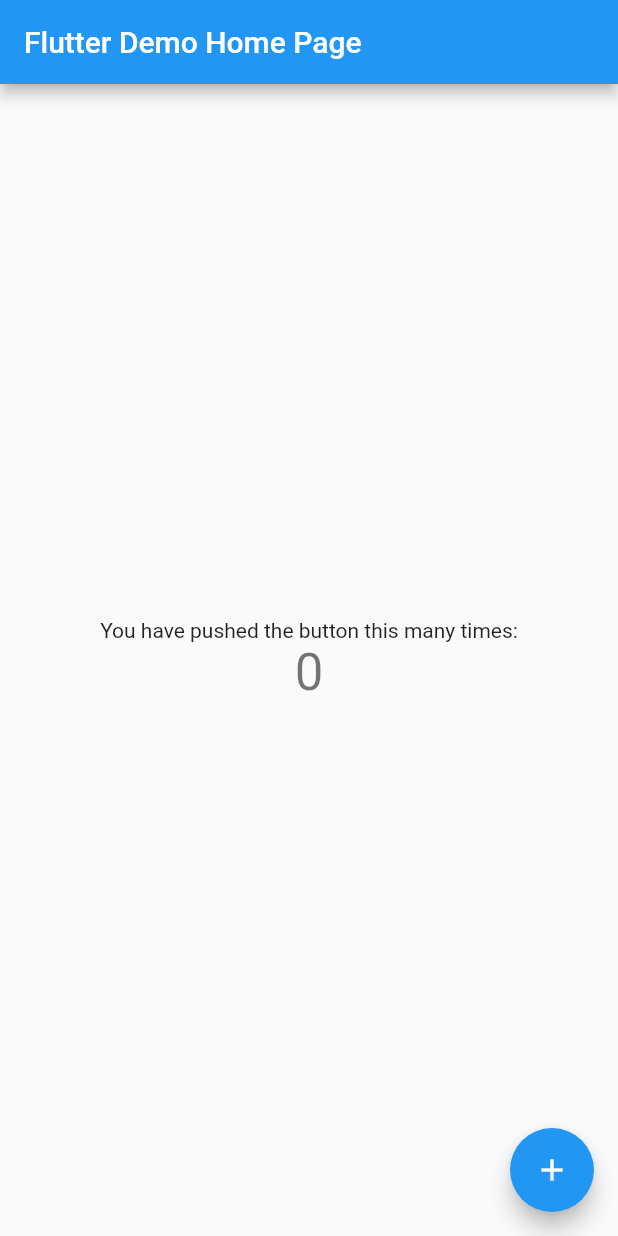
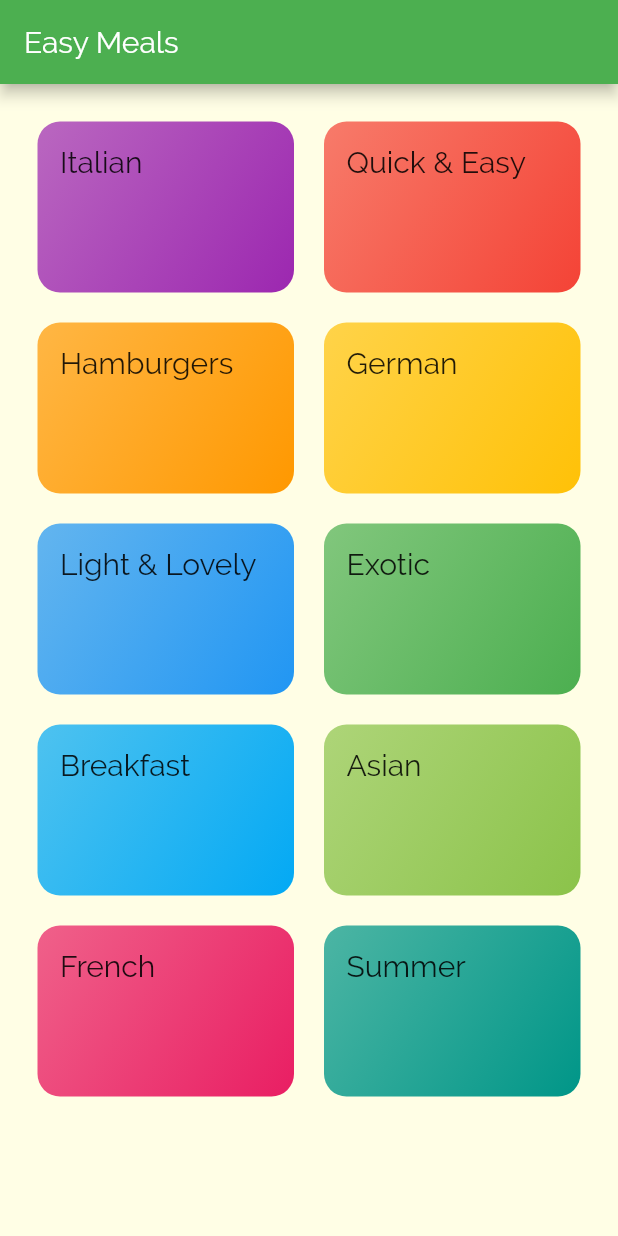
Before and after one commit to dim-sen/easy-meals, a Flutter app: the screen it shows after launch, on a phone screen of 412 x 824 dp. Run offline on Flutter 3.47's test engine with Material 2 defaults, Android fonts, the light colour scheme and no system bars.

Commit message:
GridView and Styling

```diff
--- a/lib/main.dart
+++ b/lib/main.dart
@@ -1,115 +1,23 @@
 import 'package:flutter/material.dart';
+import '../screens/categories_screen.dart';
 
 void main() {
-  runApp(const MyApp());
+  runApp(MyApp());
 }
 
 class MyApp extends StatelessWidget {
-  const MyApp({Key? key}) : super(key: key);
 
-  // This widget is the root of your application.
   @override
   Widget build(BuildContext context) {
     return MaterialApp(
       title: 'Flutter Demo',
       theme: ThemeData(
-        // This is the theme of your application.
-        //
-        // Try running your application with "flutter run". You'll see the
-        // application has a blue toolbar. Then, without quitting the app, try
-        // changing the primarySwatch below to Colors.green and then invoke
-        // "hot reload" (press "r" in the console where you ran "flutter run",
-        // or simply save your changes to "hot reload" in a Flutter IDE).
-        // Notice that the counter didn't reset back to zero; the application
-        // is not restarted.
-        primarySwatch: Colors.blue,
+        primarySwatch: Colors.green,
+        accentColor: Colors.lightGreen,
+        canvasColor: Color.fromRGBO(255, 254, 229, 1),
+        fontFamily: 'Raleway',
       ),
-      home: const MyHomePage(title: 'Flutter Demo Home Page'),
+      home: CategoriesScreen(),
     );
   }
 }
-
-class MyHomePage extends StatefulWidget {
-  const MyHomePage({Key? key, required this.title}) : super(key: key);
-
-  // This widget is the home page of your application. It is stateful, meaning
-  // that it has a State object (defined below) that contains fields that affect
-  // how it looks.
-
-  // This class is the configuration for the state. It holds the values (in this
-  // case the title) provided by the parent (in this case the App widget) and
-  // used by the build method of the State. Fields in a Widget subclass are
-  // always marked "final".
-
-  final String title;
-
-  @override
-  State<MyHomePage> createState() => _MyHomePageState();
-}
-
-class _MyHomePageState extends State<MyHomePage> {
-  int _counter = 0;
-
-  void _incrementCounter() {
-    setState(() {
-      // This call to setState tells the Flutter framework that something has
-      // changed in this State, which causes it to rerun the build method below
-      // so that the display can reflect the updated values. If we changed
-      // _counter without calling setState(), then the build method would not be
-      // called again, and so nothing would appear to happen.
-      _counter++;
-    });
-  }
-
-  @override
-  Widget build(BuildContext context) {
-    // This method is rerun every time setState is called, for instance as done
-    // by the _incrementCounter method above.
-    //
-    // The Flutter framework has been optimized to make rerunning build methods
-    // fast, so that you can just rebuild anything that needs updating rather
-    // than having to individually change instances of widgets.
-    return Scaffold(
-      appBar: AppBar(
-        // Here we take the value from the MyHomePage object that was created by
-        // the App.build method, and use it to set our appbar title.
-        title: Text(widget.title),
-      ),
-      body: Center(
-        // Center is a layout widget. It takes a single child and positions it
-        // in the middle of the parent.
-        child: Column(
-          // Column is also a layout widget. It takes a list of children and
-          // arranges them vertically. By default, it sizes itself to fit its
-          // children horizontally, and tries to be as tall as its parent.
-          //
-          // Invoke "debug painting" (press "p" in the console, choose the
-          // "Toggle Debug Paint" action from the Flutter Inspector in Android
-          // Studio, or the "Toggle Debug Paint" command in Visual Studio Code)
-          // to see the wireframe for each widget.
-          //
-          // Column has various properties to control how it sizes itself and
-          // how it positions its children. Here we use mainAxisAlignment to
-          // center the children vertically; the main axis here is the vertical
-          // axis because Columns are vertical (the cross axis would be
-          // horizontal).
-          mainAxisAlignment: MainAxisAlignment.center,
-          children: <Widget>[
-            const Text(
-              'You have pushed the button this many times:',
-            ),
-            Text(
-              '$_counter',
-              style: Theme.of(context).textTheme.headline4,
-            ),
-          ],
-        ),
-      ),
-      floatingActionButton: FloatingActionButton(
-        onPressed: _incrementCounter,
-        tooltip: 'Increment',
-        child: const Icon(Icons.add),
-      ), // This trailing comma makes auto-formatting nicer for build methods.
-    );
-  }
-}
--- /dev/null
+++ b/lib/models/category.dart
@@ -0,0 +1,13 @@
+import 'package:flutter/material.dart';
+
+class Category {
+  final String id;
+  final String title;
+  final Color color;
+
+  const Category({
+    required this.id,
+    required this.title,
+    required this.color
+  });
+}
--- /dev/null
+++ b/lib/models/dummy_data.dart
@@ -0,0 +1,56 @@
+import 'package:flutter/material.dart';
+
+import '../models/category.dart';
+
+const DUMMY_CATEGORIES = [
+  Category(
+    id: 'c01',
+    title: 'Italian',
+    color: Colors.purple,
+  ),
+  Category(
+    id: 'c02',
+    title: 'Quick & Easy',
+    color: Colors.red,
+  ),
+  Category(
+    id: 'c03',
+    title: 'Hamburgers',
+    color: Colors.orange,
+  ),
+  Category(
+    id: 'c04',
+    title: 'German',
+    color: Colors.amber,
+  ),
+  Category(
+    id: 'c05',
+    title: 'Light & Lovely',
+    color: Colors.blue,
+  ),
+  Category(
+    id: 'c06',
+    title: 'Exotic',
+    color: Colors.green,
+  ),
+  Category(
+    id: 'c07',
+    title: 'Breakfast',
+    color: Colors.lightBlue,
+  ),
+  Category(
+    id: 'c08',
+    title: 'Asian',
+    color: Colors.lightGreen,
+  ),
+  Category(
+    id: 'c09',
+    title: 'French',
+    color: Colors.pink,
+  ),
+  Category(
+    id: 'c10',
+    title: 'Summer',
+    color: Colors.teal,
+  ),
+];
--- /dev/null
+++ b/lib/screens/categories_screen.dart
@@ -0,0 +1,30 @@
+import 'package:easy_meals/widgets/category_items.dart';
+import 'package:flutter/material.dart';
+import '../models/dummy_data.dart';
+
+class CategoriesScreen extends StatelessWidget {
+
+  @override
+  Widget build(BuildContext context) {
+    return Scaffold(
+      appBar: AppBar(
+        title: Text('Easy Meals'),
+      ),
+      body: GridView(
+        padding: const EdgeInsets.all(25),
+        children: DUMMY_CATEGORIES.map(
+                (categoryData) => CategoryItems(
+                categoryData.title,
+                categoryData.color
+            ),
+        ).toList(),
+        gridDelegate: SliverGridDelegateWithMaxCrossAxisExtent(
+          maxCrossAxisExtent: 200,
+          childAspectRatio: 3 / 2,
+          crossAxisSpacing: 20,
+          mainAxisSpacing: 20,
+        ),
+      ),
+    );
+  }
+}
--- /dev/null
+++ b/lib/widgets/category_items.dart
@@ -0,0 +1,31 @@
+import 'package:flutter/material.dart';
+
+class CategoryItems extends StatelessWidget {
+
+  final String title;
+  final Color color;
+
+  CategoryItems(this.title, this.color);
+
+  @override
+  Widget build(BuildContext context) {
+    return Container(
+      padding: const EdgeInsets.all(15),
+      child: Text(
+        title,
+        style: Theme.of(context).textTheme.titleLarge,
+      ),
+      decoration: BoxDecoration(
+        gradient: LinearGradient(
+          colors: [
+            color.withOpacity(0.7),
+            color,
+          ],
+          begin: Alignment.topLeft,
+          end: Alignment.bottomRight,
+        ),
+        borderRadius: BorderRadius.circular(15),
+      ),
+    );
+  }
+}
```
Also changed, not shown: pubspec.yaml (+17 -11 lines), assets/fonts/Raleway-Black.ttf (added), assets/fonts/Raleway-Bold.ttf (added), assets/fonts/Raleway-Regular.ttf (added), assets/fonts/RobotoCondensed-Bold.ttf (added), assets/fonts/RobotoCondensed-Italic.ttf (added), assets/fonts/RobotoCondensed-Light.ttf (added), assets/fonts/RobotoCondensed-Regular.ttf (added), 1 other file.
